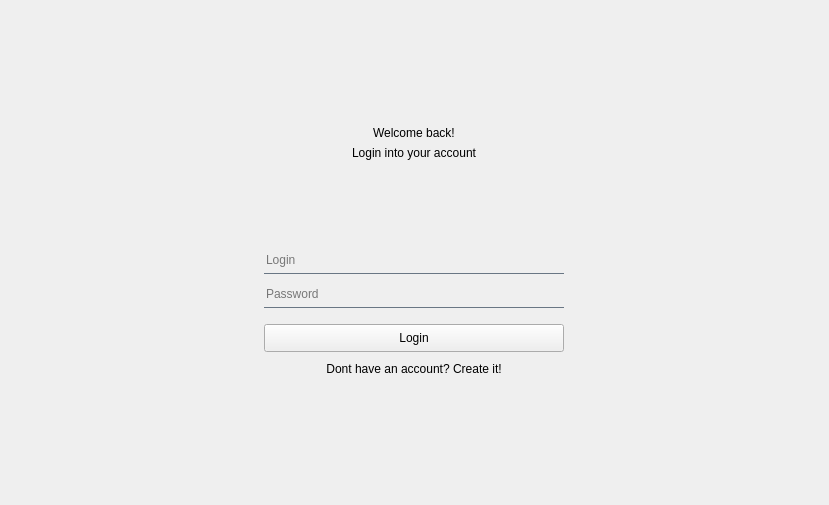
GwinBest/onlineChat, file src/gui/login/loginPage.ui: the form before one commit.
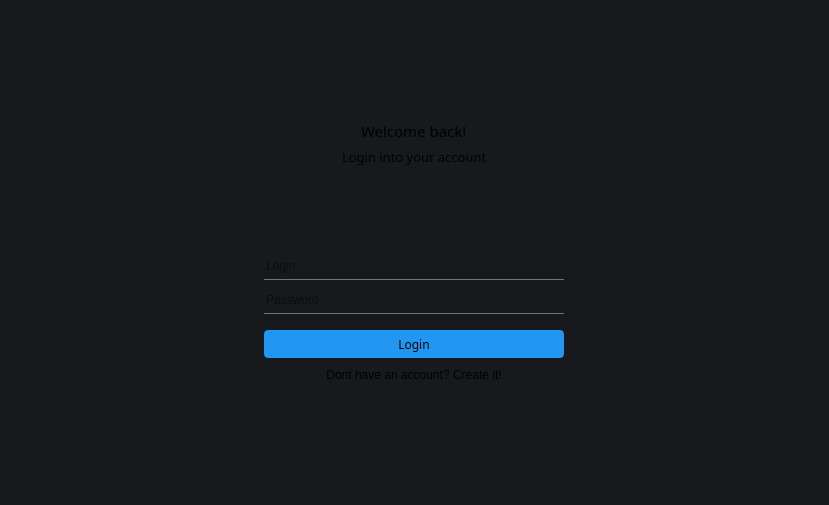
The form after the commit.

Commit message: login implementet

The edit to the form file:
```diff
--- a/src/gui/login/loginPage.ui
+++ b/src/gui/login/loginPage.ui
@@ -13,6 +13,10 @@
   <property name="windowTitle">
    <string>Form</string>
   </property>
+  <property name="styleSheet">
+   <string notr="true">background-color: rgb(24, 25, 29);
+</string>
+  </property>
   <layout class="QVBoxLayout" name="verticalLayout_2">
    <item>
     <layout class="QVBoxLayout" name="verticalLayout">
@@ -40,6 +44,14 @@
          <height>0</height>
         </size>
        </property>
+       <property name="font">
+        <font>
+         <family>OpenSansRegular</family>
+         <pointsize>11</pointsize>
+         <bold>false</bold>
+         <kerning>true</kerning>
+        </font>
+       </property>
        <property name="text">
         <string>Welcome back!</string>
        </property>
@@ -47,6 +59,12 @@
      </item>
      <item alignment="Qt::AlignmentFlag::AlignHCenter|Qt::AlignmentFlag::AlignVCenter">
       <widget class="QLabel" name="loginLabel">
+       <property name="font">
+        <font>
+         <family>OpenSansRegular</family>
+         <pointsize>10</pointsize>
+        </font>
+       </property>
        <property name="text">
         <string>Login into your account</string>
        </property>
@@ -127,6 +145,9 @@
 	border-bottom: 1px solid rgb(0, 255, 132);
 }</string>
        </property>
+       <property name="echoMode">
+        <enum>QLineEdit::EchoMode::Password</enum>
+       </property>
        <property name="placeholderText">
         <string>Password</string>
        </property>
@@ -162,13 +183,42 @@
          <height>28</height>
         </size>
        </property>
+       <property name="font">
+        <font>
+         <family>OpenSansRegular</family>
+         <fontweight>Medium</fontweight>
+        </font>
+       </property>
+       <property name="styleSheet">
+        <string notr="true">QPushButton {
+    background-color: #2196F3;
+    border: none;
+    border-radius: 4px;
+}
+
+QPushButton:hover {
+    background-color: #1976D2;
+}
+
+QPushButton:pressed {
+    background-color: #0D47A1;
+}
+
+</string>
+       </property>
        <property name="text">
         <string>Login</string>
        </property>
+       <property name="flat">
+        <bool>false</bool>
+       </property>
       </widget>
      </item>
      <item alignment="Qt::AlignmentFlag::AlignHCenter|Qt::AlignmentFlag::AlignVCenter">
       <widget class="QPushButton" name="signInButton">
+       <property name="styleSheet">
+        <string notr="true"/>
+       </property>
        <property name="text">
         <string>Dont have an account? Create it!</string>
        </property>
```
The commit also changes 2 other files.
